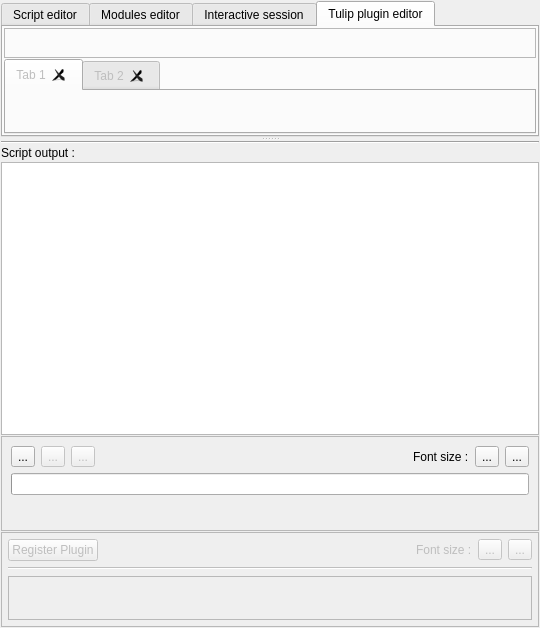
The window that plugins/view/pythonscriptview/PythonScriptViewWidget.ui (vadivelselvaraj/TulipGLImprovement) describes before a commit, drawn with Qt 5.
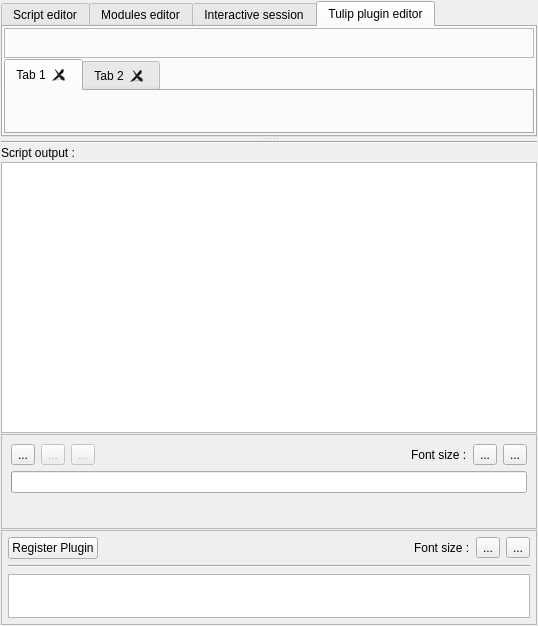
The same window after the commit. Icons and pictures are not drawn. Custom widgets are drawn as their Qt base class.

Commit message: - Python Script view update : * reactivate Python plugin edition and integration from the Python Script view (should be moved in a more appropriate place) * finally found a fix (but I should say a big hack) for MT #0005741 : segfault due to the unloading of the PyQt4 module when finalizing the Python interpreter (was a tough one) * remove warnings about unused variables

Diff of the .ui file:
```diff
--- a/plugins/view/pythonscriptview/PythonScriptViewWidget.ui
+++ b/plugins/view/pythonscriptview/PythonScriptViewWidget.ui
@@ -6,8 +6,8 @@
    <rect>
     <x>0</x>
     <y>0</y>
-    <width>540</width>
-    <height>628</height>
+    <width>538</width>
+    <height>626</height>
    </rect>
   </property>
   <property name="sizePolicy">
@@ -169,7 +169,7 @@
       </widget>
       <widget class="QWidget" name="tab_8">
        <property name="enabled">
-        <bool>false</bool>
+        <bool>true</bool>
        </property>
        <attribute name="title">
         <string>Tulip plugin editor</string>
@@ -400,7 +400,7 @@
    <item>
     <widget class="QFrame" name="pluginControlFrame">
      <property name="enabled">
-      <bool>false</bool>
+      <bool>true</bool>
      </property>
      <property name="minimumSize">
       <size>
```
Left out of the diff: 1 changed line with no effect on the pictures. The commit also changes 6 other files.
